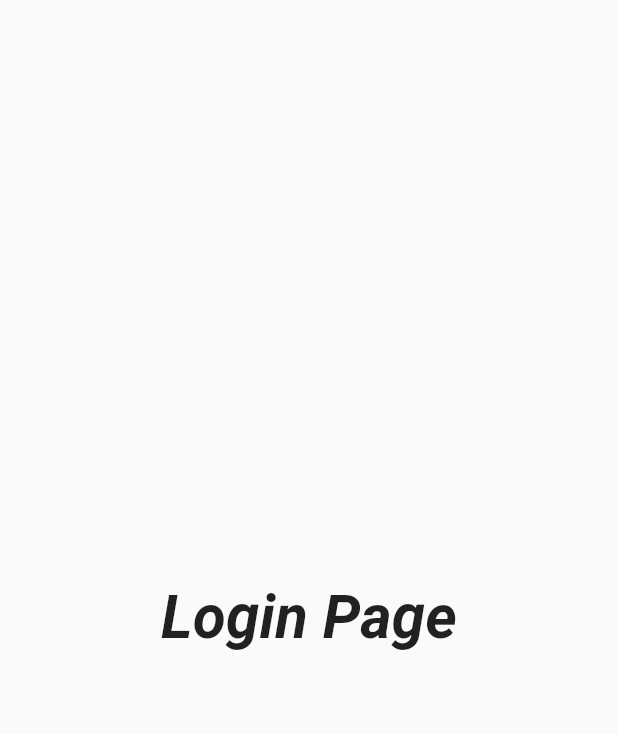
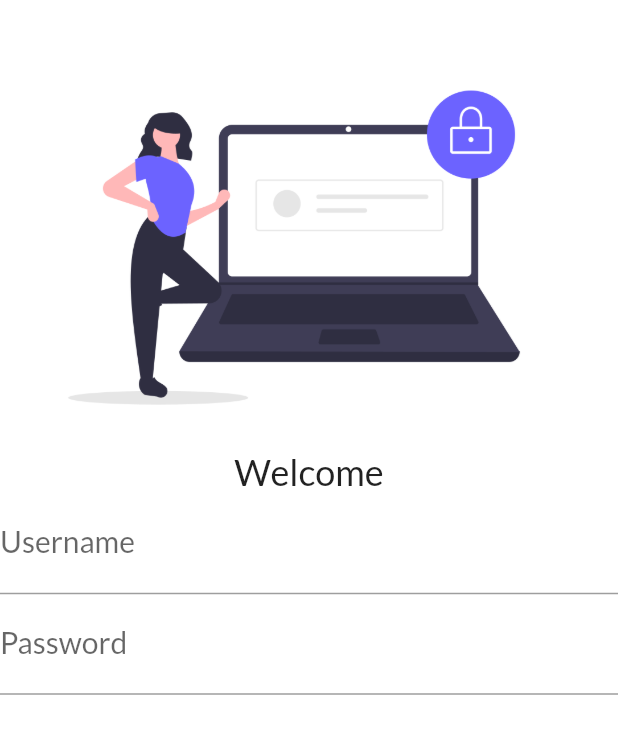
Before and after one commit to jatin-25/flutter_project1, a Flutter app: the screen it shows after launch, on a phone screen of 412 x 824 dp. Shown: the top 734 px of the screen. Run offline on Flutter 3.47's test engine with Material 2 defaults, Android fonts, the phone set to English and light mode, and no system bars; our stand-ins replace google_fonts.

Commit message:
Day 4 Partially Completed

```diff
--- a/lib/main.dart
+++ b/lib/main.dart
@@ -1,7 +1,7 @@
 import 'package:flutter/material.dart';
 import 'package:flutter_dev/pages/home_page.dart';
 import 'package:flutter_dev/pages/login_page.dart';
-
+import 'package:google_fonts/google_fonts.dart';
 void main() {
   runApp(MyApp());
 }
@@ -13,8 +13,11 @@ class MyApp extends StatelessWidget {
   Widget build(BuildContext context) {
     return MaterialApp(
       // home: HomePage(),
-      themeMode: ThemeMode.system,
-      darkTheme: ThemeData.dark(),
+      themeMode: ThemeMode.light,
+      theme: ThemeData(
+        primaryColor: Colors.deepPurple,
+        fontFamily: GoogleFonts.lato().fontFamily,
+      ),
       initialRoute: "/login",
       routes: {
         "/": (context) =>
--- a/lib/pages/login_page.dart
+++ b/lib/pages/login_page.dart
@@ -1,20 +1,54 @@
 import 'package:flutter/material.dart';
 
 class LoginPage extends StatelessWidget {
-  const LoginPage({Key? key}) : super(key: key);
+  // const LoginPage({Key? key}) : super(key: key);
 
   @override
   Widget build(BuildContext context) {
-    return Scaffold(
-      body: Center(
-          child: Text(
-        "Login Page",
-        style: TextStyle(
-          fontSize: 40,
-          fontStyle: FontStyle.italic,
-          fontWeight: FontWeight.bold,
-        ),
-      )),
+    return Material(
+      color: Colors.white,
+      child: Column(
+        children: [
+          SizedBox(height: 30),
+          Padding(
+            padding: EdgeInsets.fromLTRB(0, 0, 20, 0),
+            child: Image.asset(
+              "images/login_image.png",
+              fit: BoxFit.cover,
+            ),
+          ),
+          Text(
+            "Welcome",
+            style: TextStyle(
+              fontSize: 24,
+              fontWeight: FontWeight.w400,
+            ),
+          ),
+          TextFormField(
+            decoration: InputDecoration(
+                hintText: "Enter Username",
+                labelText: "Username",
+                labelStyle: TextStyle(
+                  fontSize: 20,
+                ),
+                hintStyle: TextStyle(
+                  fontSize: 20,
+                )),
+          ),
+          TextFormField(
+            decoration: InputDecoration(
+              hintText: "Enter Password",
+              labelText: "Password",
+              hintStyle: TextStyle(
+                fontSize: 20,
+              ),
+              labelStyle: TextStyle(
+                fontSize: 20,
+              ),
+            ),
+          )
+        ],
+      ),
     );
   }
 }
```
Also changed, not shown: pubspec.yaml (+4 -5 lines), images/login_image.png (added), pubspec.lock, 1 other file.
